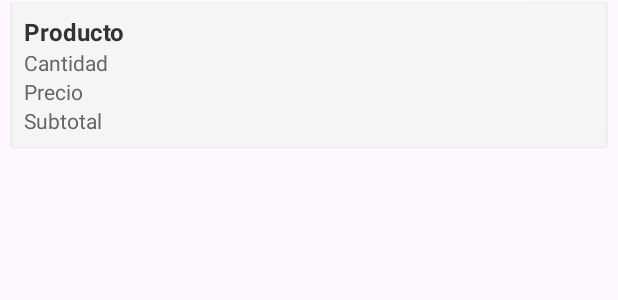
After one commit to fariceo/AppMovilVolantuso, an Android app: the layout item_detalle_producto.xml on its own in the app's theme, with its tools: preview values and no code run, on a phone screen of 412 x 824 dp. The commit adds this screen. Shown: the top 300 px of the screen. Run offline under Robolectric (Android 15) with nearby library versions, the phone set to English and light mode, and no system bars; network calls fail.

Commit message:
Pedidos agrupados por Usuario" (07-04-2025)

```diff
--- a/app/build.gradle.kts
+++ b/app/build.gradle.kts
@@ -11,7 +11,7 @@ android {
         applicationId = "com.elrancho.cocina"
         minSdk = 21
         targetSdk = 34
-        versionCode = 13
+        versionCode = 14
         versionName = "1.0"
 
         testInstrumentationRunner = "androidx.test.runner.AndroidJUnitRunner"
--- a/app/src/main/AndroidManifest.xml
+++ b/app/src/main/AndroidManifest.xml
@@ -20,8 +20,12 @@
             android:name=".ordenes.ListapedidosActivity"
             android:exported="false" />
         <activity
+
             android:name=".ordenes.PedidosActivity"
             android:exported="false" />
+        <activity android:name=".ordenes.ver_pedidos.VerPedidosActivity"></activity>
+
+
         <activity
             android:name=".compras.GastosActivity"
             android:exported="false" />
--- a/app/src/main/res/layout/activity_main.xml
+++ b/app/src/main/res/layout/activity_main.xml
@@ -77,4 +77,6 @@
         android:text="Ingresar Orden"
         android:layout_gravity="center_horizontal"
         android:layout_marginTop="16dp" />
+
+
 </LinearLayout>
--- a/app/src/main/res/layout/activity_pedidos.xml
+++ b/app/src/main/res/layout/activity_pedidos.xml
@@ -23,6 +23,12 @@
                 android:layout_marginEnd="16dp"
                 android:src="@mipmap/icono_volantuso"
                 android:contentDescription="Logo" />
+            <Button
+                android:id="@+id/botonVerPedidos"
+                android:layout_width="wrap_content"
+                android:layout_height="wrap_content"
+                android:text="Ver Pedidos" />
+
 
             <ImageView
                 android:id="@+id/imagenDesdeUrl"
--- /dev/null
+++ b/app/src/main/res/layout/item_detalle_producto.xml
@@ -0,0 +1,47 @@
+<?xml version="1.0" encoding="utf-8"?>
+<LinearLayout xmlns:android="http://schemas.android.com/apk/res/android"
+    android:padding="8dp"
+    android:layout_width="match_parent"
+    android:layout_height="wrap_content"
+    android:orientation="vertical"
+    android:background="#F5F5F5"
+    android:layout_marginBottom="6dp"
+    android:layout_marginTop="2dp"
+    android:layout_marginStart="8dp"
+    android:layout_marginEnd="8dp"
+    android:elevation="1dp">
+
+    <TextView
+        android:id="@+id/txtNombreProducto"
+        android:layout_width="wrap_content"
+        android:layout_height="wrap_content"
+        android:text="Producto"
+        android:textStyle="bold"
+        android:textColor="#333333"
+        android:textSize="16sp" />
+
+    <TextView
+        android:id="@+id/txtCantidad"
+        android:layout_width="wrap_content"
+        android:layout_height="wrap_content"
+        android:text="Cantidad"
+        android:textSize="14sp"
+        android:textColor="#666666" />
+
+    <TextView
+        android:id="@+id/txtPrecio"
+        android:layout_width="wrap_content"
+        android:layout_height="wrap_content"
+        android:text="Precio"
+        android:textSize="14sp"
+        android:textColor="#666666" />
+
+    <TextView
+        android:id="@+id/txtSubtotal"
+        android:layout_width="wrap_content"
+        android:layout_height="wrap_content"
+        android:text="Subtotal"
+        android:textSize="14sp"
+        android:textColor="#666666" />
+
+</LinearLayout>
--- a/app/src/main/res/layout/item_pedido.xml
+++ b/app/src/main/res/layout/item_pedido.xml
@@ -13,13 +13,14 @@
         android:padding="12dp"
         android:layout_width="match_parent"
         android:layout_height="wrap_content">
+
         <TextView android:id="@+id/txtUsuario"
             android:layout_width="match_parent"
             android:layout_height="wrap_content"
             android:textStyle="bold"
             android:textSize="16sp" />
+
         <TextView android:id="@+id/txtProducto"
-
             android:layout_width="match_parent"
             android:layout_height="wrap_content" />
 
```
Also changed, not shown: app/src/main/java/com/elrancho/cocina/compras/GastosAdapter.kt (+11 -1 lines), app/src/main/java/com/elrancho/cocina/ordenes/ListapedidosActivity.kt (+31 -0 lines), app/src/main/java/com/elrancho/cocina/ordenes/PedidosActivity.kt (+19 -4 lines), app/src/main/java/com/elrancho/cocina/ordenes/ver_pedidos/DetalleProducto.kt (added, +9 -0 lines), app/src/main/java/com/elrancho/cocina/ordenes/ver_pedidos/PedidoAgrupado.kt (added, +8 -0 lines), app/src/main/java/com/elrancho/cocina/ordenes/ver_pedidos/PedidoAgrupadoAdapter.kt (added, +56 -0 lines), app/src/main/java/com/elrancho/cocina/ordenes/ver_pedidos/VerPedidosActivity.kt (added, +82 -0 lines), app/src/main/res/layout/activity_ver_pedidos.xml (added, +12 -0 lines), app/src/main/res/layout/item_pedido_agrupado.xml (added, +46 -0 lines), 1 other file.
